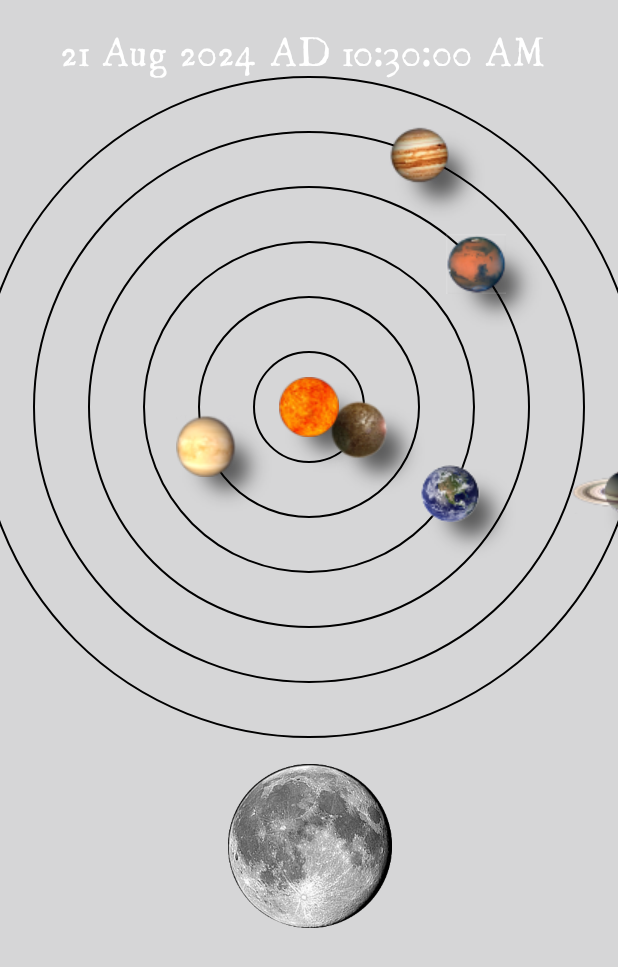
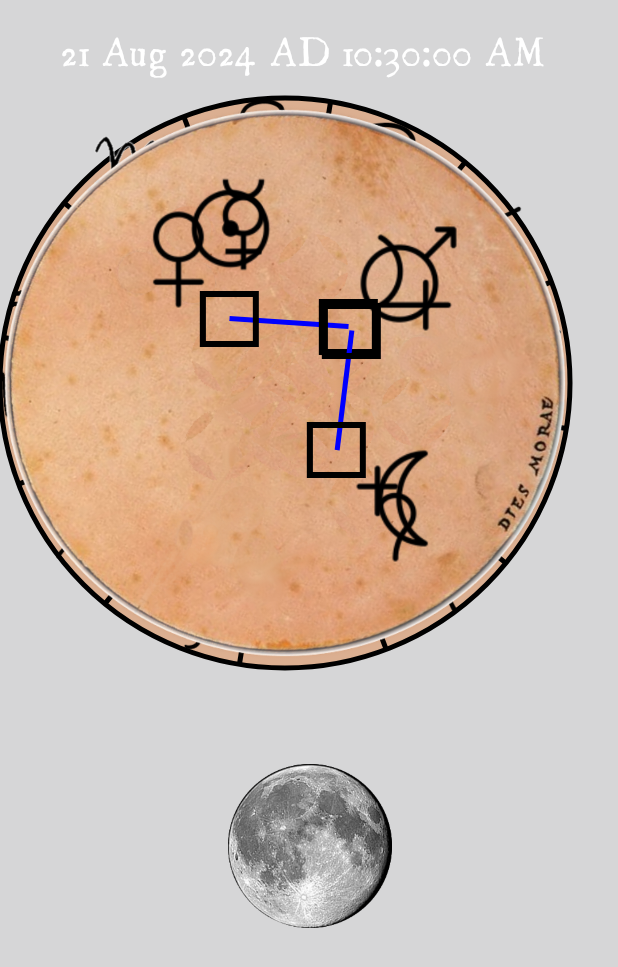
Before and after one commit to neveu/Astronomicon, an Android app built with Jetpack Compose: the screen it shows after launch (NavActivity), on a phone screen of 412 x 824 dp. Shown: the top 967 px of the screen. Run offline under Robolectric (Android 15) with nearby library versions, the phone set to English and light mode, and no system bars; our stand-ins replace EventBus.

Commit message:
Clean up dependencies; make NatalChart first, fit NatalChart.

```diff
--- a/app/build.gradle.kts
+++ b/app/build.gradle.kts
@@ -11,8 +11,8 @@ android {
         applicationId = "fr.lehautcambara.astronomicon"
         minSdk = 33
         targetSdk = 34
-        versionCode = 1
-        versionName = "1.0"
+        versionCode = 2
+        versionName = "DateInput"
 
         testInstrumentationRunner = "androidx.test.runner.AndroidJUnitRunner"
         vectorDrawables {
@@ -33,6 +33,7 @@ android {
         sourceCompatibility = JavaVersion.VERSION_1_8
         targetCompatibility = JavaVersion.VERSION_1_8
     }
+
     kotlinOptions {
         jvmTarget = "1.8"
         languageVersion = "1.9"
@@ -60,7 +61,6 @@ dependencies {
     implementation("androidx.compose.ui:ui")
     implementation("androidx.compose.ui:ui-graphics")
     implementation("androidx.compose.ui:ui-tooling-preview")
-    // implementation("androidx.compose.material3:material3")
     implementation(libs.eventbus)
     implementation(libs.androidx.material3.android)
     testImplementation(libs.junit)
--- a/app/src/main/java/fr/lehautcambara/astronomicon/astrology/Extensions.kt
+++ b/app/src/main/java/fr/lehautcambara/astronomicon/astrology/Extensions.kt
@@ -66,15 +66,6 @@ val planetSignDrawables = hashMapOf<String, Int> (
     "Saturn" to R.drawable.saturn_symbol,
 )
 
-val aspectSignDrawables = hashMapOf<AspectType, Int >(
-    AspectType.Conjunction to R.drawable.conjunction,
-    AspectType.Opposition to R.drawable.opposition,
-    AspectType.Trine to R.drawable.trine,
-    AspectType.Square to R.drawable.square,
-    AspectType.Sextile to R.drawable.sextile,
-    AspectType.SemiSextile to R.drawable.semisextile,
-    AspectType.Quincunx to R.drawable.quincunx,
-    )
 
 
 val ephemerides: HashMap<String, Ephemeris> = hashMapOf<String, Ephemeris>(
--- a/app/src/main/java/fr/lehautcambara/astronomicon/astrology/aspects/Aspect.kt
+++ b/app/src/main/java/fr/lehautcambara/astronomicon/astrology/aspects/Aspect.kt
@@ -5,11 +5,9 @@
 package fr.lehautcambara.astronomicon.astrology.aspects
 
 import fr.lehautcambara.astronomicon.astrology.AstrologicalPoints
-import fr.lehautcambara.astronomicon.astrology.aspectSignDrawables
 import fr.lehautcambara.astronomicon.astrology.ephemerides
 import fr.lehautcambara.astronomicon.ephemeris.Coords
 import fr.lehautcambara.astronomicon.ephemeris.Ephemeris
-import fr.lehautcambara.astronomicon.orrery.OrreryUIState
 import java.time.ZonedDateTime
 import kotlin.math.abs
 
@@ -25,10 +23,8 @@ data class Aspect(
     }
 
     val name: String = aspectType.name
-
-    fun symbol(): Int? {
-        return aspectSignDrawables[aspectType]
-    }
+    val glyph: Int?
+        get() = aspectType.glyph
 
 }
 fun aspects(zdt: ZonedDateTime): List<Aspect> {
@@ -53,9 +49,12 @@ fun aspectAngle(center: Ephemeris?, from: Ephemeris?, to: Ephemeris?, zdt:ZonedD
     return aspectAngle(center?.eclipticCoords(zdt), from?.eclipticCoords(zdt), to?.eclipticCoords(zdt))
 }
 fun aspectAngle(center: Coords?, from: Coords?, to: Coords?): Double {
-    val a1 = abs(OrreryUIState.angled(center, from) - OrreryUIState.angled(center, to))
-    val a180 = abs( if (a1 > 180) a1 - 360.0 else a1)
-    return a180
+    center?.let {center ->
+        val a1 = abs(center.angleTo( from) - center.angleTo(to))
+        val a180 = abs( if (a1 > 180) a1 - 360.0 else a1)
+        return a180
+    }
+    return 0.0
 }
 fun ephemerisPairToAspect(b1: Ephemeris, b2: Ephemeris, zdt: ZonedDateTime) : Aspect? {
     val angle = aspectAngle(ephemerides["Earth"], b1,b2, zdt)
--- a/app/src/main/java/fr/lehautcambara/astronomicon/astrology/aspects/AspectType.kt
+++ b/app/src/main/java/fr/lehautcambara/astronomicon/astrology/aspects/AspectType.kt
@@ -6,11 +6,12 @@
 package fr.lehautcambara.astronomicon.astrology.aspects
 
 import androidx.compose.ui.graphics.Color
+import fr.lehautcambara.astronomicon.R
 
 enum class AspectType {
     Conjunction {
         override val influentiality get() = 1
-        override val glyph: Int? get() = null
+        override val glyph: Int = R.drawable.conjunction
         override val angle get() = 0.0
         override val color: Color
             get() = Color.White
@@ -18,8 +19,7 @@ enum class AspectType {
 
     Opposition {
         override val influentiality get() = 1
-        override val glyph: Int?
-            get() = null
+        override val glyph: Int = R.drawable.opposition
         override val angle get() = 180.0
         override val color: Color
             get() = Color.Black
@@ -27,8 +27,7 @@ enum class AspectType {
 
     Trine {
         override val influentiality get() = 2
-        override val glyph: Int?
-            get() = null
+        override val glyph: Int = R.drawable.trine
         override val angle get() = 120.0
         override val color: Color
             get() = Color.Red
@@ -36,8 +35,7 @@ enum class AspectType {
     },
     Square {
         override val influentiality get() = 2
-        override val glyph: Int?
-            get() = null
+        override val glyph: Int = R.drawable.square
         override val angle get() = 90.0
         override val color: Color
             get() = Color.Blue
@@ -45,24 +43,21 @@ enum class AspectType {
     },
     Sextile {
         override val influentiality get() = 3
-        override val glyph: Int?
-            get() = null
+        override val glyph: Int = R.drawable.sextile
         override val angle get() = 60.0
         override val color: Color
             get() = Color.Green
     },
     SemiSextile {
         override val influentiality get() = 3
-        override val glyph: Int?
-            get() = null
+        override val glyph: Int = R.drawable.semisextile
         override val angle get() = 30.0
         override val color: Color
             get() = Color.Yellow
     },
     Quincunx {
         override val influentiality get() = 4
-        override val glyph: Int?
-            get() = null
+        override val glyph: Int = R.drawable.quincunx
         override val angle get() = 150.0
         override val color: Color
             get() = Color.Gray
--- a/app/src/main/java/fr/lehautcambara/astronomicon/ephemeris/Ephemeris.kt
+++ b/app/src/main/java/fr/lehautcambara/astronomicon/ephemeris/Ephemeris.kt
@@ -1,8 +1,8 @@
 package fr.lehautcambara.astronomicon.ephemeris
 
 import fr.lehautcambara.astronomicon.angled
+import fr.lehautcambara.astronomicon.astrology.convertToJulianCentury
 import fr.lehautcambara.astronomicon.cosd
-import fr.lehautcambara.astronomicon.astrology.convertToJulianCentury
 import fr.lehautcambara.astronomicon.ephemeris.keplerianElements.KeplerianElements
 import fr.lehautcambara.astronomicon.sind
 import java.time.ZonedDateTime
@@ -148,9 +148,17 @@ data class Coords( val x: Double, val y: Double, val z: Double, val ephemeris: E
             z - eclipticCoords.z
         )
     }
+
+
+
     fun fromTo( to: Coords?): Coords {
         return if (to == null) -this
         else to - this
+    }
+    fun angleTo( to: Coords?) : Double {
+        fromTo(to).apply {
+            return angled(x, y)
+        }
     }
 
     fun toPolar(): PolarCoords {
--- a/app/src/main/java/fr/lehautcambara/astronomicon/orrery/OrreryUIState.kt
+++ b/app/src/main/java/fr/lehautcambara/astronomicon/orrery/OrreryUIState.kt
@@ -1,6 +1,5 @@
 package fr.lehautcambara.astronomicon.orrery
 
-import fr.lehautcambara.astronomicon.angled
 import fr.lehautcambara.astronomicon.astrology.AstrologicalPoints.Companion.Earth
 import fr.lehautcambara.astronomicon.astrology.AstrologicalPoints.Companion.Jupiter
 import fr.lehautcambara.astronomicon.astrology.AstrologicalPoints.Companion.Mars
@@ -17,8 +16,8 @@ import java.time.ZonedDateTime
 import java.time.format.DateTimeFormatter
 
 enum class DisplayMode {
-    Heliocentric {
-        override fun scale(radialScroll: Float) = radialScroll/20.0
+    NatalChart{
+        override fun scale(radialScroll: Float) = radialScroll/200.0
     },
     Geocentric {
         override fun scale(radialScroll: Float) = radialScroll/20.0
@@ -26,15 +25,16 @@ enum class DisplayMode {
     Ecliptic{
         override fun scale(radialScroll: Float) = radialScroll/20.0
     },
-    NatalChart{
-        override fun scale(radialScroll: Float) = radialScroll/200.0
-    };
+    Heliocentric {
+        override fun scale(radialScroll: Float) = radialScroll/20.0
+    },
+    ;
     abstract fun scale(radialScroll: Float): Double
 }
 
 data class OrreryUIState (
     val zonedDateTime: ZonedDateTime = ZonedDateTime.now(),
-    val displayMode: DisplayMode = DisplayMode.Heliocentric,
+    val displayMode: DisplayMode = DisplayMode.NatalChart,
     val aspects: List<Aspect> = aspects(zonedDateTime),
     val showDateInput: Boolean = false,
 ) {
@@ -94,13 +94,6 @@ data class OrreryUIState (
             return if (to == null) -from
             else to - from
         }
-        fun angled(from: Coords?, to: Coords?) : Double {
-            fromTo(from, to)?.apply {
-                return angled(x, y)
-            }
-            return 0.0
-        }
-
     }
 
 
--- a/app/src/main/java/fr/lehautcambara/astronomicon/ui/NatalChart.kt
+++ b/app/src/main/java/fr/lehautcambara/astronomicon/ui/NatalChart.kt
@@ -5,6 +5,7 @@ import androidx.compose.foundation.Image
 import androidx.compose.foundation.background
 import androidx.compose.foundation.clickable
 import androidx.compose.foundation.layout.Box
+import androidx.compose.foundation.layout.absoluteOffset
 import androidx.compose.foundation.layout.height
 import androidx.compose.foundation.layout.width
 import androidx.compose.runtime.Composable
@@ -14,6 +15,7 @@ import androidx.compose.runtime.remember
 import androidx.compose.runtime.setValue
 import androidx.compose.ui.Alignment
 import androidx.compose.ui.Modifier
+import androidx.compose.ui.draw.scale
 import androidx.compose.ui.geometry.Offset
 import androidx.compose.ui.geometry.Size
 import androidx.compose.ui.graphics.Color
@@ -37,7 +39,6 @@ import androidx.compose.ui.unit.dp
 import androidx.compose.ui.unit.toSize
 import fr.lehautcambara.astronomicon.R
 import fr.lehautcambara.astronomicon.astrology.ascendant
-import fr.lehautcambara.astronomicon.astrology.aspectSignDrawables
 import fr.lehautcambara.astronomicon.astrology.aspects.Aspect
 import fr.lehautcambara.astronomicon.astrology.aspects.AspectType
 import fr.lehautcambara.astronomicon.astrology.aspects.aspects
@@ -47,12 +48,15 @@ import fr.lehautcambara.astronomicon.ephemeris.Coords
 import fr.lehautcambara.astronomicon.ephemeris.Ephemeris
 import fr.lehautcambara.astronomicon.ephemeris.PolarCoords
 import fr.lehautcambara.astronomicon.kbus.Kbus
+import fr.lehautcambara.astronomicon.kbus.events.AspectClickEvent
 import fr.lehautcambara.astronomicon.kbus.events.PlanetClickEvent
+import fr.lehautcambara.astronomicon.kbus.events.PlanetSignClickEvent
 import fr.lehautcambara.astronomicon.orrery.OrreryUIState
 import fr.lehautcambara.astronomicon.rcosd
 import fr.lehautcambara.astronomicon.rsind
 import java.time.ZoneId
 import java.time.ZonedDateTime
+import kotlin.math.roundToInt
 
 @OptIn(ExperimentalTextApi::class)
 fun DrawScope.drawZodiac(
@@ -121,19 +125,84 @@ private fun DrawScope.drawBitmapImage(
     }
 }
 
-data class PlanetSignPolarCoords(val planet: String, val planetBitmap: ImageBitmap? = null, val radius: Double, val angle: Double )
+data class PlanetSignPolarCoords(
+    val planet: String,
+    val planetBitmap: ImageBitmap? = null,
+    val planetDrawableRes: Int? = null,
+    val radius: Double,
+    val angle: Double )
 
-fun DrawScope.drawPlanet(planet: PlanetSignPolarCoords?) {
-    planet?.planetBitmap?.let {imageBitmap ->
-        drawPlanet(imageBitmap, planet.radius, planet.angle )
+@Composable
+fun DrawPlanet(planet: PlanetSignPolarCoords?, modifier: Modifier) {
+    planet?.planetDrawableRes?.let {drawable ->
+        val x = -rcosd(planet.radius, planet.angle)
+        val y = rsind(planet.radius, planet.angle)
+
+        Image(painterResource(id = drawable), planet.planet,
+            modifier = modifier
+                .absoluteOffset { IntOffset(x.toInt(), y.toInt()) }
+                .scale(0.8F)
+                .clickable {
+                    Kbus.post(PlanetSignClickEvent(planet))
+                }
+        )
     }
 }
 
-fun DrawScope.drawPlanet(planetBitmap: ImageBitmap, r: Double, angle: Double, scale: Double = 1.5) {
-    val sc = scale.toFloat()
-    scale(scale = sc) {
-        drawBitmapImage( r/sc, angle, planetBitmap)
+@Composable
+fun DrawPlanet(planetBitmap: ImageBitmap, r: Double, angle: Double, scale: Double = 1.5, modifier: Modifier) {
+    Canvas(modifier) {
+        val sc = scale.toFloat()
+        scale(scale = sc) {
+            drawBitmapImage( r/sc, angle, planetBitmap)
+        }
     }
+}
+private fun planetSignPolarCoords(
+    planetSignImages: Map<String, ImageBitmap?>,
+    planetSignEclipticCoords: Map<String, Coords?>,
+    earthCoords: Coords,
+    zodiacAngleOffset: Double,
+    r: Double,
+): Map<String?, PlanetSignPolarCoords?> {
+    return planetSignEclipticCoords
+        .filter { entry -> entry.key != "Earth" }
+        .mapValues { entry ->
+            entry.key?.let { planetString ->
+                entry.value?.let { planetCoords ->
+                    val polarGeocentricCoords: PolarCoords =
+                        earthCoords.fromTo(planetCoords).toPolar()
+                    val angle = (polarGeocentricCoords.a + zodiacAngleOffset) % 360
+                    val planetBitmap = planetSignImages[entry.key]
+                    PlanetSignPolarCoords(planetString, planetBitmap = planetBitmap, radius = r - 120, angle = angle)
+                }
+            }
+        }
+}
+fun planetSignPolarCoords(
+    planetSignEclipticCoords: Map<String, Coords?>,
+    earthCoords: Coords,
+    zodiacAngleOffset: Double,
+    r: Double,
+): Map<String?, PlanetSignPolarCoords?> {
+    return planetSignEclipticCoords
+        .filter { entry -> entry.key != "Earth" }
+        .mapValues { entry ->
+            entry.key?.let { planetString ->
+                entry.value.let { planetCoords ->
+                    val polarGeocentricCoords: PolarCoords =
+                        earthCoords.fromTo(planetCoords).toPolar()
+                    val angle = (polarGeocentricCoords.a + zodiacAngleOffset) % 360
+                    val planetRes = planetSignDrawables[entry.key]
+                    PlanetSignPolarCoords(
+                        planetString,
+                        planetDrawableRes = planetRes,
+                        radius = r - 120,
+                        angle = angle
+                    )
+                }
+            }
+        }
 }
 
 @Composable
@@ -147,39 +216,78 @@ fun DrawPlanetsAndAspects(
     zodiacAngleOffset: Double,
     modifier: Modifier
 ) {
-    Canvas(modifier = modifier) {
+    planetSignCoords["Earth"]?.let { earthCoords ->
+        val planets: Map<String?, PlanetSignPolarCoords?> = planetSignPolarCoords(
+            planetSignImages,
+            planetSignCoords,
+            earthCoords,
+            zodiacAngleOffset,
+            r,
+        )
+        planets.keys.filterNotNull().forEach { p ->
+            DrawPlanet(planets[p], modifier)
+        }
+        DrawAspects(planets, significantAspectPairs, aspectSignImages, r2, modifier)
+    }
+}
+@Composable
+fun DrawPlanetsAndAspects( // Compose Images instead of DrawScope imagebitmaps
+    r: Double,
+    r2: Double,
+    planetSignCoords: Map<String, Coords?>?,
+    significantAspectPairs: List<Aspect>?,
+    zodiacAngleOffset: Double,
+    modifier: Modifier
+) {
+    planetSignCoords?.let {planetCoords ->
         planetSignCoords["Earth"]?.let { earthCoords ->
             val planets: Map<String?, PlanetSignPolarCoords?> = planetSignPolarCoords(
-                planetSignImages,
-                planetSignCoords,
+                planetCoords,
                 earthCoords,
                 zodiacAngleOffset,
-                r
+                r,
             )
             planets.keys.filterNotNull().forEach { p ->
-                drawPlanet(planets[p])
+                DrawPlanet(planets[p], modifier)
             }
-            drawAspects(planets, significantAspectPairs, aspectSignImages, r2)
+            DrawAspects(planets, significantAspectPairs, r2, modifier)
         }
+
     }
 }
 
-fun DrawScope.drawAspects(
+@Composable
+fun DrawAspects(
+    planets: Map<String?, PlanetSignPolarCoords?>,
+    significantAspectPairs: List<Aspect>?,
+    r: Double,
+    modifier: Modifier
+) {
+    significantAspectPairs?.forEach { aspect: Aspect ->
+        DrawAspect(aspect, planets,  r, modifier)
+    }
+}
+
+
+@Composable
+fun DrawAspects(
     planets: Map<String?, PlanetSignPolarCoords?>,
     significantAspectPairs: List<Aspect>?,
     aspectSignImages: Map<AspectType, ImageBitmap?>,
-    r: Double
+    r: Double,
+    modifier: Modifier
 ) {
     significantAspectPairs?.forEach { aspect: Aspect ->
-        drawAspect(aspect, planets, aspectSignImages, r)
+        DrawAspect(aspect, planets, aspectSignImages, r, modifier)
     }
 }
 
-private fun DrawScope.drawAspect(
+@Composable
+fun DrawAspect(
     aspect: Aspect,
     planets: Map<String?, PlanetSignPolarCoords?>,
-    aspectSignImages: Map<AspectType, ImageBitmap?>,
-    r: Double
+    r: Double,
+    modifier: Modifier
 ) {
     val b1 = aspect.body1.toString()
     val b2 = aspect.body2.toString()
@@ -187,38 +295,95 @@ private fun DrawScope.drawAspect(
         planets[b2]?.angle?.let { angle2 ->
             val offset1 = Offset(-rcosd(r, angle1).toFloat(), rsind(r, angle1).toFloat())
             val offset2 = Offset(-rcosd(r, angle2).toFloat(), rsind(r, angle2).toFloat())
-            drawLine(color = aspect.aspectType.color, start = offset1, end = offset2, strokeWidth = 5F)
-            val sc = 0.33F
-            scale(scale = sc ) {
-                drawBitmapImage(r/sc, angle1, aspectSignImages[aspect.aspectType])
-                drawBitmapImage(r/sc, angle2, aspectSignImages[aspect.aspectType])
-            }
 
+            drawAspectLine(aspect, offset1, offset2, modifier, )
+            drawGlyphs(aspect,  offset1, offset2, modifier,)
         }
     }
 }
 
-private fun planetSignPolarCoords(
-    planetSignImages: Map<String, ImageBitmap?>,
-    planetSignEclipticCoords: Map<String, Coords?>,
-    earthCoords: Coords,
-    zodiacAngleOffset: Double,
-    r: Double
-): Map<String?, PlanetSignPolarCoords?> {
-    return planetSignEclipticCoords
-        .filter { entry -> entry.key != "Earth" }
-        .mapValues { entry ->
-            entry.key?.let { planetString ->
-                entry.value?.let { planetCoords ->
-                    val polarGeocentricCoords: PolarCoords =
-                        earthCoords.fromTo(planetCoords).toPolar()
-                    val angle = (polarGeocentricCoords.a + zodiacAngleOffset) % 360
-                    val planetBitmap = planetSignImages[entry.key]
-                    PlanetSignPolarCoords(planetString, planetBitmap, r - 120, angle)
+@Composable
+private fun drawGlyphs(
+    aspect: Aspect,
+    offset1: Offset,
+    offset2: Offset,
+    modifier: Modifier,
+    ) {
+        drawGlyph(aspect, offset1, modifier, )
+        drawGlyph(aspect, offset2, modifier)
+}
+
+@Composable
+private fun drawGlyph(
+    aspect: Aspect,
+    offset: Offset,
+    modifier: Modifier,
+) {
+    aspect.glyph?.let { glyph ->
+        Image(
+            painterResource(id = glyph),
+            aspect.name,
+            modifier = modifier
+                .absoluteOffset {
+                    IntOffset(offset.x.roundToInt(), offset.y.roundToInt())
                 }
+                .scale(0.2F)
+                .clickable { Kbus.post(AspectClickEvent(aspect)) },
+        )
+    }
+
+}
+
+@Composable
+private fun drawAspectLine(
+    aspect: Aspect,
+    offset1: Offset,
+    offset2: Offset,
+    modifier: Modifier,
+    ) {
+    Canvas(modifier = modifier) {
+        drawLine(
+            color = aspect.aspectType.color,
+            start = offset1,
+            end = offset2,
+            strokeWidth = 5F
+        )
+    }
+}
+
+
+@Composable
+fun DrawAspect(
+    aspect: Aspect,
+    planets: Map<String?, PlanetSignPolarCoords?>,
+    aspectSignImages: Map<AspectType, ImageBitmap?>,
+    r: Double,
+    modifier: Modifier
+) {
+    val b1 = aspect.body1.toString()
+    val b2 = aspect.body2.toString()
+    planets[b1]?.angle?.let { angle1 ->
+        planets[b2]?.angle?.let { angle2 ->
+            val offset1 = Offset(-rcosd(r, angle1).toFloat(), rsind(r, angle1).toFloat())
+            val offset2 = Offset(-rcosd(r, angle2).toFloat(), rsind(r, angle2).toFloat())
+            val scale = 0.33F
+            Canvas(modifier = modifier) {
+                drawLine(
+                    color = aspect.aspectType.color,
+                    start = offset1,
+                    end = offset2,
+                    strokeWidth = 5F
+                )
+                scale(scale = scale) {
+                    drawBitmapImage(r / scale, angle1, aspectSignImages[aspect.aspectType])
+                    drawBitmapImage(r / scale, angle2, aspectSignImages[aspect.aspectType])
+                }
+
             }
         }
+    }
 }
+
 
 
 @OptIn(ExperimentalTextApi::class)
@@ -233,17 +398,19 @@ fun DrawNatalChart(r0: Double, r1: Double = r0 - 70, r2: Double = r1-120, angleO
         drawHouses(r1, r2)
     }
 }
+@OptIn(ExperimentalStdlibApi::class)
 @Composable
 fun DrawNatalChart (
     zdt: ZonedDateTime = ZonedDateTime.now(),
     significantAspectPairs: List<Aspect>? = null,
-    r0: Double, r1: Double = r0 - 60, r2: Double = r1 - 120,
+    r0: Double, r1: Double = r0 - 60, r2: Double = r1 - 140,
     ephemerides: Map<String, Ephemeris> = fr.lehautcambara.astronomicon.astrology.ephemerides,
     modifier: Modifier
 ) {
-    val aspectSignImages: Map<AspectType, ImageBitmap?> = aspectSignDrawables.mapValues { entry ->
-        aspectSignDrawables[entry.key]?.let { drawable ->
-            ImageBitmap.imageResource(drawable)
+    val aspectSignImages: MutableMap<AspectType, ImageBitmap?> = mutableMapOf()
+    AspectType.values().forEach { aspectType ->
+        aspectType.glyph?.let { glyph ->
+            aspectSignImages[aspectType]= ImageBitmap.imageResource(glyph)
         }
     }
 
@@ -263,11 +430,13 @@ fun DrawNatalChart (
     Image(painterResource(id = R.drawable.accentercrop),
         contentDescription = "",
         modifier = modifier.clickable { Kbus.post(PlanetClickEvent()) })
-    DrawPlanetsAndAspects(r0, r2, planetSignImages,aspectSignImages,  planetSignEclipticCoords, significantAspectPairs, zodiacAngleOffset, modifier = modifier)
+    DrawPlanetsAndAspects(r0, r2, planetSignEclipticCoords, significantAspectPairs, zodiacAngleOffset, modifier = modifier)
 }
 
+
+
 @Composable
-fun DrawNatalChart(zdt: ZonedDateTime = ZonedDateTime.now(), significantAspectPairs: List<Aspect>? = null, radiusDp: Dp = 400.dp, modifier: Modifier) {
+fun DrawNatalChart(zdt: ZonedDateTime = ZonedDateTime.now(), significantAspectPairs: List<Aspect>? = null, radiusDp: Dp = 380.dp, modifier: Modifier) {
     var layoutWidth by remember { mutableStateOf(1080F) } // Canvas coords
     var size: Size by remember { mutableStateOf(Size.Zero) }
 
--- a/app/src/main/java/fr/lehautcambara/astronomicon/ui/OrreryScreen.kt
+++ b/app/src/main/java/fr/lehautcambara/astronomicon/ui/OrreryScreen.kt
@@ -42,7 +42,7 @@ fun OrreryScreen(bg: Int, orreryBackground: Int, orreryVM: OrreryVM) {
 @Preview
 @Composable
 fun PreviewOrreryScreen() {
-    AstronomiconTheme {
+   AstronomiconTheme(darkTheme = true, dynamicColor = false) {
         OrreryScreen(R.drawable.milkyway, R.drawable.acsquare4, OrreryVM())
 
     }
--- a/app/src/main/java/fr/lehautcambara/astronomicon/ui/theme/Theme.kt
+++ b/app/src/main/java/fr/lehautcambara/astronomicon/ui/theme/Theme.kt
@@ -47,7 +47,8 @@ fun AstronomiconTheme(
     val colorScheme = when {
         dynamicColor && Build.VERSION.SDK_INT >= Build.VERSION_CODES.S -> {
             val context = LocalContext.current
-            if (darkTheme) dynamicDarkColorScheme(context) else dynamicLightColorScheme(context)
+            if (darkTheme) dynamicDarkColorScheme(context)
+            else dynamicLightColorScheme(context)
         }
 
         darkTheme -> DarkColorScheme
```
Also changed, not shown: app/src/main/java/fr/lehautcambara/astronomicon/kbus/events/AspectClickEvent.kt (added, +12 -0 lines), app/src/main/java/fr/lehautcambara/astronomicon/kbus/events/PlanetSignClickEvent.kt (added, +12 -0 lines), app/src/main/java/fr/lehautcambara/astronomicon/ui/DatePickerModalInput.kt (+10 -0 lines), app/src/main/java/fr/lehautcambara/astronomicon/ui/OrreryBox.kt (+2 -5 lines).
